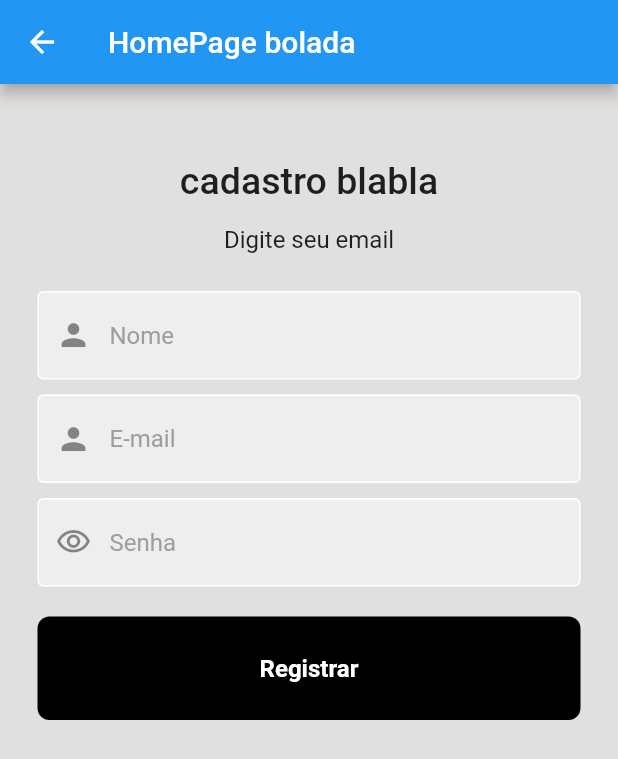
After one commit to jmmarcoss/app-padroes-projeto, a Flutter app: the HomePage screen opened directly, after a tap on "Registrar", on a phone screen of 412 x 824 dp. The commit adds this screen. Shown: the top 759 px of the screen. Run offline on Flutter 3.47's test engine with Material 2 defaults, Android fonts, the phone set to English and light mode, and no system bars; our stand-ins replace get, shared_preferences; accounts and stored records are empty; network calls fail.

Commit message:
feat: just adding homepage

```diff
--- a/lib/components/register_dialog.dart
+++ b/lib/components/register_dialog.dart
@@ -1,4 +1,3 @@
-import 'package:app_padroes/constants/api_constants.dart';
 import 'package:app_padroes/constants/strings_constants.dart';
 import 'package:app_padroes/pages/login_page.dart';
 import 'package:flutter/material.dart';
--- a/lib/controllers/login_controller.dart
+++ b/lib/controllers/login_controller.dart
@@ -1,6 +1,7 @@
 import 'dart:convert';
 
 import 'package:app_padroes/constants/api_constants.dart';
+import 'package:app_padroes/pages/homepage.dart';
 import 'package:flutter/material.dart';
 import 'package:get/get.dart';
 import 'package:http/http.dart';
@@ -22,14 +23,13 @@ class LoginController extends GetxController {
       String token = json['token'];
       await prefs.setString('token', token);
 
-      debugPrint(token);
-
       Get.showSnackbar(const GetSnackBar(
         title: 'Tudo certo!',
         message: 'Logado com sucesso',
         backgroundColor: Colors.green,
         duration: Duration(seconds: 2),
       ));
+      Get.to(() => HomePage());
     } else if (res.statusCode == 401 || res.statusCode == 404) {
       Get.showSnackbar(const GetSnackBar(
         title: 'Erro!',
--- /dev/null
+++ b/lib/pages/homepage.dart
@@ -0,0 +1,108 @@
+// ignore_for_file: must_be_immutable
+
+import 'package:app_padroes/components/my_button.dart';
+import 'package:app_padroes/components/my_textfield_email.dart';
+import 'package:app_padroes/controllers/register_controller.dart';
+import 'package:flutter/material.dart';
+import 'package:get/get.dart';
+
+class HomePage extends StatelessWidget {
+  final _emailController = TextEditingController();
+  final _senhaController = TextEditingController();
+  final _nomeController = TextEditingController();
+  late String email;
+  late String senha;
+  late String nome;
+
+  @override
+  Widget build(BuildContext context) {
+    return Scaffold(
+      backgroundColor: Colors.grey[300],
+
+      // Barra do App
+      appBar: AppBar(
+        title: const Text(
+          "HomePage bolada",
+          style: TextStyle(color: Colors.white),
+        ),
+        backgroundColor: Colors.blue,
+        leading: IconButton(
+          icon: const Icon(Icons.arrow_back),
+          onPressed: () => Get.back(),
+        ),
+      ),
+
+      // Conteúdo da Tela, com Scroll
+      body: SingleChildScrollView(
+        padding: const EdgeInsets.only(top: 50.0),
+
+        // color: Colors.white,
+        child: Column(
+          mainAxisAlignment: MainAxisAlignment.center,
+          children: [
+            const Text(
+              "cadastro blabla",
+              style: TextStyle(
+                fontSize: 25,
+                fontWeight: FontWeight.w500,
+              ),
+              textAlign: TextAlign.center,
+            ),
+
+            // Espaçamento entre os textos
+            const SizedBox(height: 15),
+
+            // Text "Digite seu e-mail" abaixo do cadeado
+            const Text(
+              "Digite seu email",
+              style: TextStyle(fontSize: 16),
+              textAlign: TextAlign.center,
+            ),
+
+            // Espaçamento Text e TextField
+            const SizedBox(height: 25),
+
+            // TextField do Redefinir Senha
+            EmailTextField(
+              controller: _nomeController,
+              hintText: 'Nome',
+              obscureText: false,
+              prefixIcon: const Icon(Icons.person),
+            ),
+            const SizedBox(height: 10),
+            EmailTextField(
+              controller: _emailController,
+              hintText: 'E-mail',
+              obscureText: false,
+              prefixIcon: const Icon(Icons.person),
+            ),
+            const SizedBox(height: 10),
+            //Password
+            EmailTextField(
+              controller: _senhaController,
+              hintText: "Senha",
+              obscureText: true,
+              prefixIcon: const Icon(Icons.visibility_outlined),
+            ),
+
+            // Separador
+            const SizedBox(height: 20),
+
+            // Botão
+            MyButton(
+              onTap: () async {
+                Register().registerUser(
+                  context,
+                  _nomeController.text,
+                  _emailController.text,
+                  _senhaController.text,
+                );
+              },
+              texto: "Registrar",
+            ),
+          ],
+        ),
+      ),
+    );
+  }
+}
```
